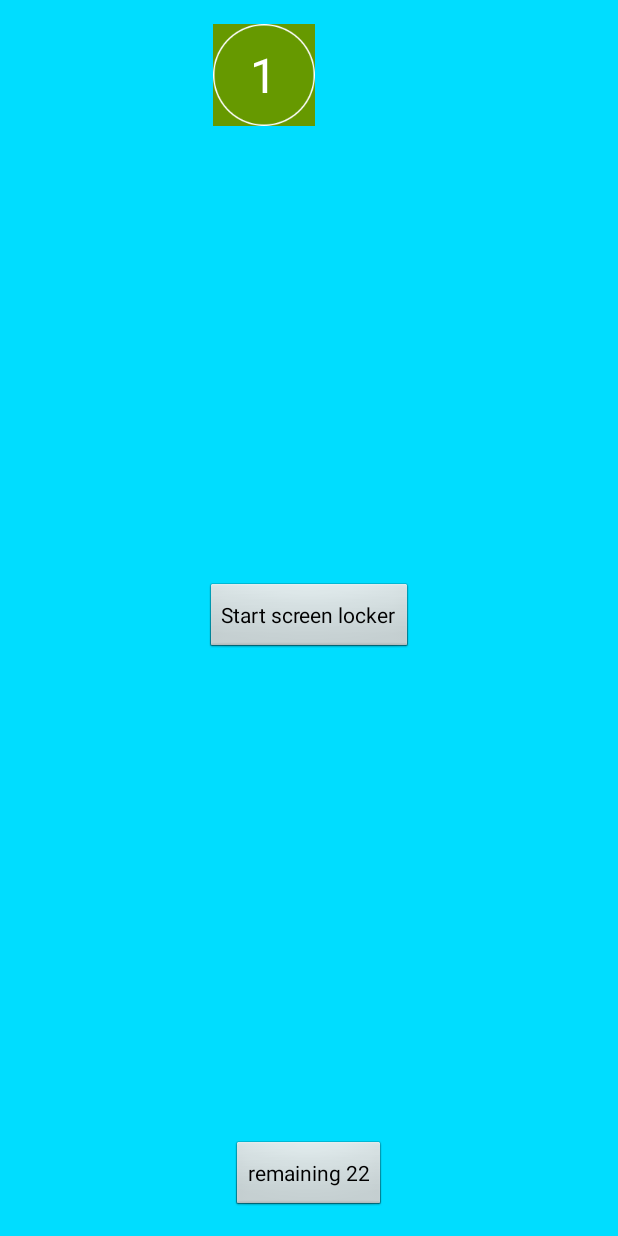
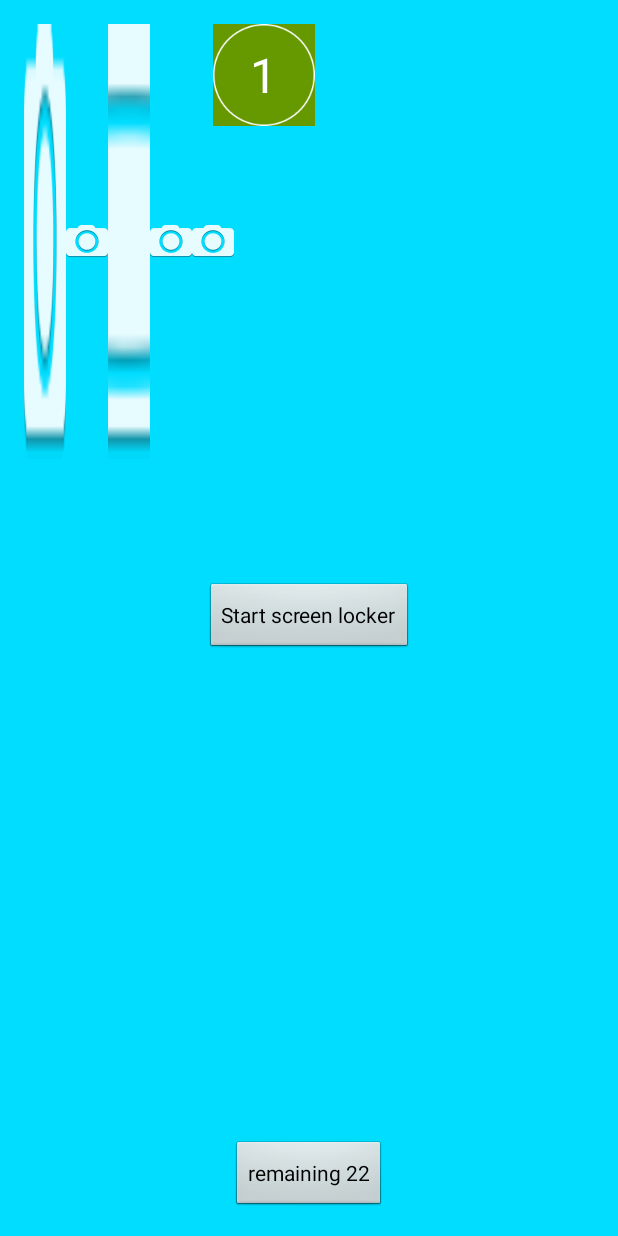
Before and after one commit to KyleCe/ScreenLocker2, an Android app: the screen it shows after launch (MainActivity), on a phone screen of 412 x 824 dp. Run offline under Robolectric (Android 15) with nearby library versions, the phone set to English and light mode, and no system bars; libraries missing offline, so code that uses them is left out: junit.framework; 3 statements that could not run were skipped.

Commit message:
the screen locker background image strategy test

```diff
--- a/app/src/main/java/com/ce/game/screenlocker/MainActivity.java
+++ b/app/src/main/java/com/ce/game/screenlocker/MainActivity.java
@@ -5,12 +5,24 @@ import android.app.Activity;
 import android.content.Context;
 import android.content.Intent;
 import android.content.pm.PackageManager;
+import android.graphics.Bitmap;
+import android.graphics.BitmapFactory;
+import android.graphics.drawable.BitmapDrawable;
+import android.graphics.drawable.Drawable;
 import android.os.Build;
 import android.os.Bundle;
 import android.os.CountDownTimer;
+import android.os.Handler;
+import android.os.Looper;
+import android.os.Message;
+import android.os.Process;
 import android.support.v4.app.ActivityCompat;
 import android.view.View;
 import android.widget.Button;
+import android.widget.ImageView;
+
+import com.ce.game.screenlocker.util.DU;
+import com.ce.game.screenlocker.util.LockAffairs;
 
 public class MainActivity extends Activity {
 
@@ -45,7 +57,63 @@ public class MainActivity extends Activity {
 
         }.start();
 
+        mConatainerXY = (ImageView) findViewById(R.id.pic_container_xy);
+        mConatainerCenter = (ImageView) findViewById(R.id.pic_container_center);
+        mConatainerCrop = (ImageView) findViewById(R.id.pic_container_center_crop);
+        mConatainerCenterInside = (ImageView) findViewById(R.id.pic_container_center_inside);
+        mConatainerFitCenter = (ImageView) findViewById(R.id.pic_container_fit_center);
 
+        requestPermissionOrStartServiceDirectly();
+
+        DU.execute(new Runnable() {
+            @Override
+            public void run() {
+                Process.setThreadPriority(Process.THREAD_PRIORITY_MORE_FAVORABLE);
+
+                LockAffairs affairs = new LockAffairs();
+
+                Bitmap toSetBg = affairs.parseCustomBackground(mContext);
+
+                if (toSetBg == null)
+                    toSetBg = BitmapFactory.decodeStream(
+                            mContext.getResources().openRawResource(+R.drawable.general_bg));
+
+                sDefaultBG = new BitmapDrawable(toSetBg);
+
+                sBlurredBG = affairs.generateBlurredDrawable(mContext, toSetBg);
+
+                Message msg = new Message();
+                msg.obj = sDefaultBG;
+                mHandler.sendMessage(msg);
+            }
+        });
+    }
+
+    private Drawable sDefaultBG;
+    private Drawable sBlurredBG;
+    private ImageView mConatainerCenter ;
+    private ImageView mConatainerCrop ;
+    private ImageView mConatainerCenterInside;
+    private ImageView mConatainerFitCenter ;
+    private ImageView mConatainerXY;
+
+    Handler mHandler = new Handler(Looper.getMainLooper()) {
+        @Override
+        public void handleMessage(Message msg) {
+            super.handleMessage(msg);
+            Object obj = msg.obj;
+            if(obj instanceof Drawable){
+                Drawable drawable = (Drawable) msg.obj;
+                mConatainerXY.setImageDrawable(drawable);
+                mConatainerCenter .setImageDrawable(drawable);
+                mConatainerCrop .setImageDrawable(drawable);
+                mConatainerCenterInside.setImageDrawable(drawable);
+                mConatainerFitCenter .setImageDrawable(drawable);
+            }
+        }
+    };
+
+    private void requestPermissionOrStartServiceDirectly() {
         if (Build.VERSION.SDK_INT >= 23 && noReadWriteExternalStorage())
             ActivityCompat.requestPermissions(MainActivity.this
                     , PERMISSION_REQUEST_STRINGS, REQUEST_PERMISSION);
--- a/app/src/main/res/layout/activity_main.xml
+++ b/app/src/main/res/layout/activity_main.xml
@@ -49,4 +49,50 @@
         android:layout_gravity="bottom|center_horizontal"
         android:textAllCaps="false"
         />
+    <LinearLayout
+        android:layout_width="match_parent"
+        android:layout_height="match_parent">
+
+        <ImageView
+            android:id="@+id/pic_container_xy"
+            android:layout_width="wrap_content"
+            android:layout_height="290dp"
+            android:layout_gravity="start|right|end"
+            android:src="@drawable/lockscreen_icon_camera"
+            android:scaleType="fitXY"
+            />
+        <ImageView
+            android:id="@+id/pic_container_fit_center"
+            android:layout_width="wrap_content"
+            android:layout_height="290dp"
+            android:layout_gravity="start|right|end"
+            android:src="@drawable/lockscreen_icon_camera"
+            android:scaleType="fitCenter"
+            />
+        <ImageView
+            android:id="@+id/pic_container_center_crop"
+            android:layout_width="wrap_content"
+            android:layout_height="290dp"
+            android:layout_gravity="start|right|end"
+            android:src="@drawable/lockscreen_icon_camera"
+            android:scaleType="centerCrop"
+            />
+        <ImageView
+            android:id="@+id/pic_container_center_inside"
+            android:layout_width="wrap_content"
+            android:layout_height="290dp"
+            android:layout_gravity="start|right|end"
+            android:src="@drawable/lockscreen_icon_camera"
+            android:scaleType="centerInside"
+            />
+        <ImageView
+            android:id="@+id/pic_container_center"
+            android:layout_width="wrap_content"
+            android:layout_height="290dp"
+            android:layout_gravity="start|right|end"
+            android:src="@drawable/lockscreen_icon_camera"
+            android:scaleType="center"
+            />
+    </LinearLayout>
+
 </FrameLayout>
--- a/app/src/main/res/layout/screenlock_home_view.xml
+++ b/app/src/main/res/layout/screenlock_home_view.xml
@@ -5,6 +5,7 @@
               android:layout_width="match_parent"
               android:layout_height="match_parent"
               android:orientation="vertical"
+              android:id="@+id/center_content_parent_id"
               tools:background="@android:color/black">
 
     <TextView
```
Also changed, not shown: app/src/main/java/com/ce/game/screenlocker/util/LockAffairs.java (+7 -1 lines), app/src/main/java/com/ce/game/screenlocker/view/LockView.java (+19 -7 lines), app/src/main/res/layout/screen_lock.xml (+7 -0 lines).
